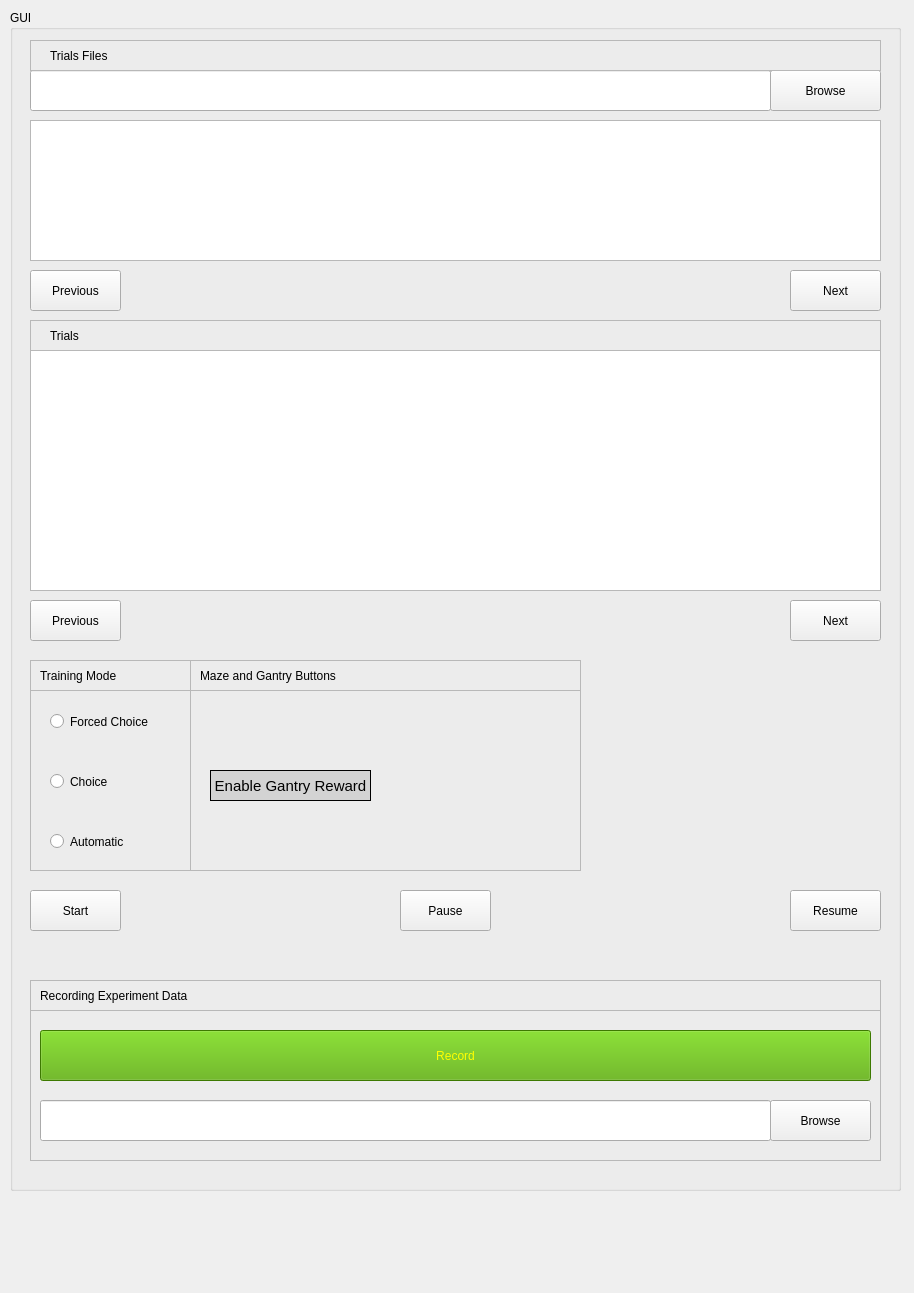
The window that src/omniroute_operation/src/experiment_controller/experiment_controller_interface.ui (NC4Lab/omniroute_ubuntu_ws) describes before a commit, drawn with Qt 5.
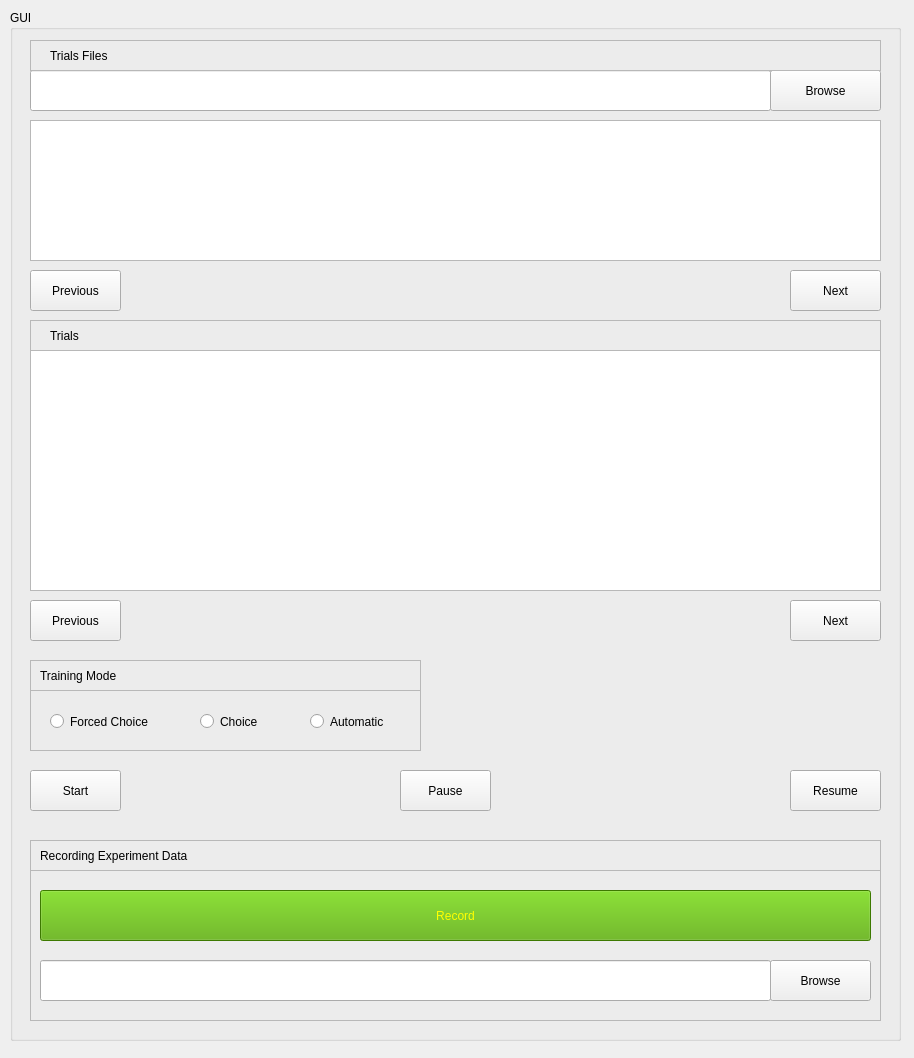
The same window after the commit.

Commit message: some gantry and reward related changes

The edit to the form file:
```diff
--- a/src/omniroute_operation/src/experiment_controller/experiment_controller_interface.ui
+++ b/src/omniroute_operation/src/experiment_controller/experiment_controller_interface.ui
@@ -7,7 +7,7 @@
     <x>0</x>
     <y>0</y>
     <width>914</width>
-    <height>1293</height>
+    <height>1058</height>
    </rect>
   </property>
   <property name="windowTitle">
@@ -19,7 +19,7 @@
      <x>10</x>
      <y>10</y>
      <width>891</width>
-     <height>1181</height>
+     <height>1031</height>
     </rect>
    </property>
    <property name="title">
@@ -149,8 +149,8 @@
    <widget class="QRadioButton" name="choiceBtn">
     <property name="geometry">
      <rect>
-      <x>40</x>
-      <y>760</y>
+      <x>190</x>
+      <y>700</y>
       <width>112</width>
       <height>23</height>
      </rect>
@@ -164,8 +164,8 @@
      <rect>
       <x>20</x>
       <y>680</y>
-      <width>161</width>
-      <height>181</height>
+      <width>391</width>
+      <height>61</height>
      </rect>
     </property>
     <property name="frameShape">
@@ -178,8 +178,8 @@
    <widget class="QRadioButton" name="automaticBtn">
     <property name="geometry">
      <rect>
-      <x>40</x>
-      <y>820</y>
+      <x>300</x>
+      <y>700</y>
       <width>112</width>
       <height>23</height>
      </rect>
@@ -188,98 +188,12 @@
      <string>Automatic</string>
     </property>
    </widget>
-   <widget class="QFrame" name="frame_7">
-    <property name="geometry">
-     <rect>
-      <x>180</x>
-      <y>680</y>
-      <width>391</width>
-      <height>181</height>
-     </rect>
-    </property>
-    <property name="frameShape">
-     <enum>QFrame::StyledPanel</enum>
-    </property>
-    <property name="frameShadow">
-     <enum>QFrame::Raised</enum>
-    </property>
-    <widget class="QPushButton" name="gantryRewardTogBtn">
-     <property name="geometry">
-      <rect>
-       <x>20</x>
-       <y>80</y>
-       <width>161</width>
-       <height>31</height>
-      </rect>
-     </property>
-     <property name="font">
-      <font>
-       <pointsize>11</pointsize>
-       <weight>50</weight>
-       <bold>false</bold>
-      </font>
-     </property>
-     <property name="autoFillBackground">
-      <bool>false</bool>
-     </property>
-     <property name="styleSheet">
-      <string notr="true">QPushButton {
-    background-color: lightgray;
-    border: 1px solid black;
-}
-
-QPushButton:checked {
-    background-color: gray; /* Color when toggled */
-}
-
-QPushButton:pressed {
-    background-color: darkgray; /* Color when pressed */
-}
-</string>
-     </property>
-     <property name="text">
-      <string>Enable Gantry Reward</string>
-     </property>
-     <property name="checkable">
-      <bool>true</bool>
-     </property>
-    </widget>
-   </widget>
-   <widget class="QFrame" name="frame_8">
-    <property name="geometry">
-     <rect>
-      <x>180</x>
-      <y>650</y>
-      <width>391</width>
-      <height>31</height>
-     </rect>
-    </property>
-    <property name="frameShape">
-     <enum>QFrame::StyledPanel</enum>
-    </property>
-    <property name="frameShadow">
-     <enum>QFrame::Raised</enum>
-    </property>
-    <widget class="QLabel" name="label_6">
-     <property name="geometry">
-      <rect>
-       <x>10</x>
-       <y>0</y>
-       <width>231</width>
-       <height>31</height>
-      </rect>
-     </property>
-     <property name="text">
-      <string>Maze and Gantry Buttons</string>
-     </property>
-    </widget>
-   </widget>
    <widget class="QFrame" name="frame_9">
     <property name="geometry">
      <rect>
       <x>20</x>
       <y>650</y>
-      <width>161</width>
+      <width>391</width>
       <height>31</height>
      </rect>
     </property>
@@ -352,7 +266,7 @@
     <property name="geometry">
      <rect>
       <x>20</x>
-      <y>880</y>
+      <y>760</y>
       <width>91</width>
       <height>41</height>
      </rect>
@@ -365,7 +279,7 @@
     <property name="geometry">
      <rect>
       <x>390</x>
-      <y>880</y>
+      <y>760</y>
       <width>91</width>
       <height>41</height>
      </rect>
@@ -378,7 +292,7 @@
     <property name="geometry">
      <rect>
       <x>780</x>
-      <y>880</y>
+      <y>760</y>
       <width>91</width>
       <height>41</height>
      </rect>
@@ -391,7 +305,7 @@
     <property name="geometry">
      <rect>
       <x>20</x>
-      <y>1000</y>
+      <y>860</y>
       <width>851</width>
       <height>151</height>
      </rect>
@@ -450,7 +364,7 @@
     <property name="geometry">
      <rect>
       <x>20</x>
-      <y>970</y>
+      <y>830</y>
       <width>851</width>
       <height>31</height>
      </rect>
```
Left out of the diff: 2 changed lines with no effect on the pictures. The commit also changes 6 other files.
